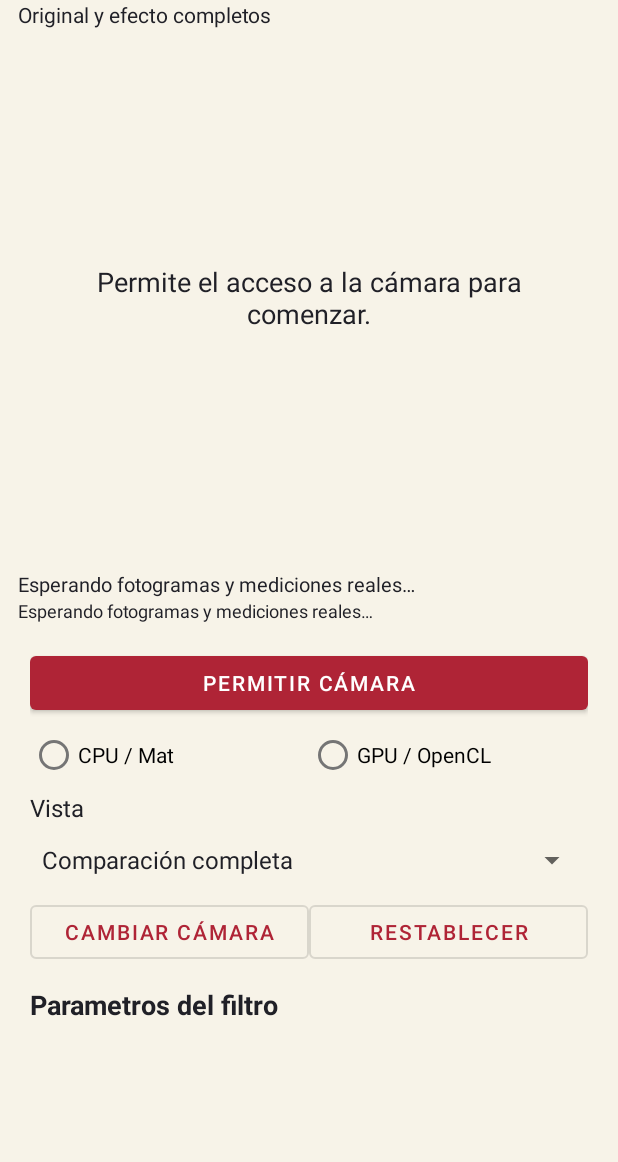
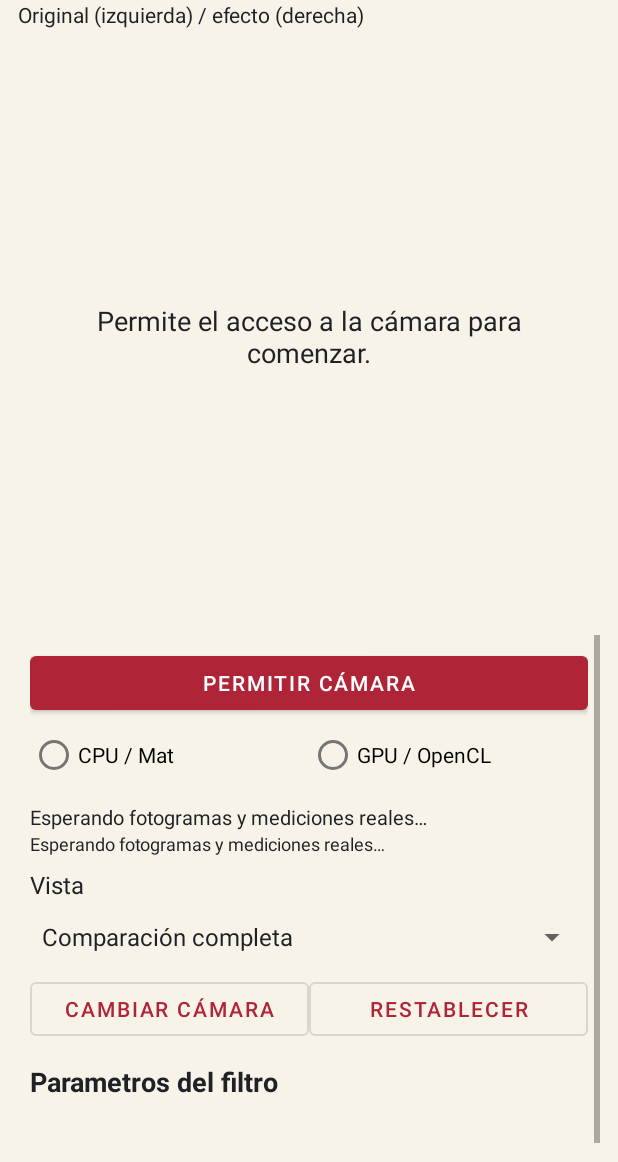
Before and after one commit to kennypallchizaca-coder/App-Filtro-Vitral-Vivo, an Android app: the layout activity_main.xml on its own in the app's theme, with its tools: preview values and no code run, on a phone screen of 412 x 824 dp, the part 74-1236 px from its top. Run offline under Robolectric (Android 15) with nearby library versions, the phone set to English and light mode, and no system bars; plain views replace JavaCamera2View.

Commit message:
fix(android): retain CPU and OpenCL samples in comparison view

```diff
--- a/app/src/main/java/com/example/interciclovision/MainActivity.kt
+++ b/app/src/main/java/com/example/interciclovision/MainActivity.kt
@@ -282,12 +282,9 @@ class MainActivity : AppCompatActivity(), CameraBridgeViewBase.CvCameraViewListe
                 val dispositivo = informacionGpu()
                 val cpu = muestras[0]
                 val gpu = muestras[1]
-                val comparacionVertical = rgba.rows() > rgba.cols()
                 runOnUiThread {
                     if (!isDestroyed && reanudada && modo === modoActual &&
                         parametros === valores && vistaActual == vista) {
-                        if (vistaActual == 0) binding.viewCaption.setText(
-                            if (comparacionVertical) R.string.comparison_vertical else R.string.comparison_horizontal)
                         binding.metrics.text = getString(R.string.live_metrics,
                             describirMedicion(R.string.cpu_mode, cpu), describirMedicion(R.string.gpu_mode, gpu))
                         val actual = when {
--- a/app/src/main/res/layout/activity_main.xml
+++ b/app/src/main/res/layout/activity_main.xml
@@ -24,13 +24,6 @@
                     android:text="@string/camera_permission_message" android:textColor="@color/tinta"
                     android:textSize="18sp" />
             </FrameLayout>
-            <TextView android:id="@+id/metrics" android:layout_width="match_parent"
-                android:layout_height="wrap_content" android:paddingTop="8dp"
-                android:text="@string/waiting_frames" android:textColor="@color/tinta" android:textSize="13sp" />
-            <TextView android:id="@+id/status" android:layout_width="match_parent"
-                android:layout_height="wrap_content" android:text="@string/waiting_frames"
-                android:textColor="@color/tinta" android:textSize="12sp" android:maxLines="3"
-                android:paddingBottom="8dp" />
         </LinearLayout>
         <ScrollView android:id="@+id/control_scroll" android:layout_width="match_parent"
             android:layout_height="0dp" android:layout_weight="1" android:fillViewport="true">
@@ -48,6 +41,14 @@
                         android:layout_height="wrap_content" android:layout_weight="1"
                         android:minHeight="48dp" android:text="@string/gpu_mode" />
                 </RadioGroup>
+                <!-- Las métricas no deben redimensionar la superficie de la cámara. -->
+                <TextView android:id="@+id/metrics" android:layout_width="match_parent"
+                    android:layout_height="wrap_content" android:paddingTop="8dp"
+                    android:text="@string/waiting_frames" android:textColor="@color/tinta" android:textSize="13sp" />
+                <TextView android:id="@+id/status" android:layout_width="match_parent"
+                    android:layout_height="wrap_content" android:text="@string/waiting_frames"
+                    android:textColor="@color/tinta" android:textSize="12sp" android:maxLines="3"
+                    android:paddingBottom="8dp" />
                 <TextView android:id="@+id/view_label" android:layout_width="match_parent"
                     android:layout_height="wrap_content" android:labelFor="@id/view_selector"
                     android:text="@string/view_label" android:textSize="16sp" android:textColor="@color/tinta" />
--- a/app/src/main/res/values/strings.xml
+++ b/app/src/main/res/values/strings.xml
@@ -1,7 +1,7 @@
 <resources>
     <string name="app_name">IntercicloVision</string>
     <string name="app_heading">VITRAL VIVO</string>
-    <string name="comparison_caption">Original y efecto completos</string>
+    <string name="comparison_caption">Original (izquierda) / efecto (derecha)</string>
     <string name="camera_description">Video de la cámara con la vista seleccionada</string>
     <string name="camera_permission_message">Permite el acceso a la cámara para comenzar.</string>
     <string name="allow_camera">Permitir cámara</string>
@@ -36,6 +36,4 @@
         <item>Mascara de bordes</item>
         <item>Portal Vitral</item>
     </string-array>
-    <string name="comparison_horizontal">Original (izquierda) / efecto (derecha)</string>
-    <string name="comparison_vertical">Original (arriba) / efecto (abajo)</string>
 </resources>
```
Also changed, not shown: 5 other files.
